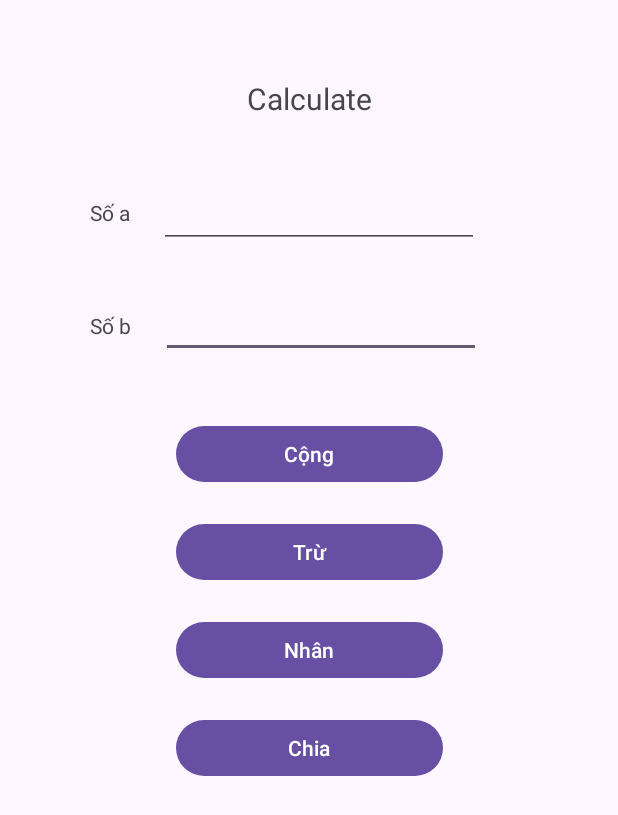
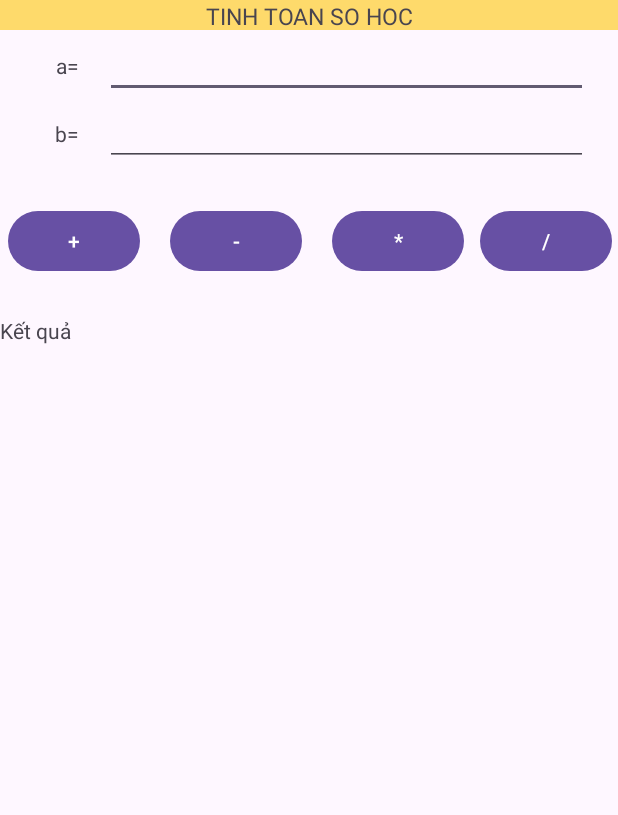
Before and after one commit to HTKNgan007/64131410_MobieApps, an Android app: the screen it shows after launch (MainActivity), on a phone screen of 412 x 824 dp. Shown: the top 815 px of the screen. Run offline under Robolectric (Android 15) with nearby library versions, the phone set to English and light mode, and no system bars.

Commit message:
CAL AND BMI App

```diff
--- a/app/src/main/res/layout/activity_main.xml
+++ b/app/src/main/res/layout/activity_main.xml
@@ -1,115 +1,123 @@
 <?xml version="1.0" encoding="utf-8"?>
-<androidx.constraintlayout.widget.ConstraintLayout xmlns:android="http://schemas.android.com/apk/res/android"
+<LinearLayout xmlns:android="http://schemas.android.com/apk/res/android"
     xmlns:app="http://schemas.android.com/apk/res-auto"
     xmlns:tools="http://schemas.android.com/tools"
-    android:id="@+id/main"
     android:layout_width="match_parent"
     android:layout_height="match_parent"
-    tools:context=".MainActivity">
+    android:id="@+id/main"
+    android:orientation="vertical">
+    <!--    dong1-->
+    <TextView
+        android:layout_width="match_parent"
+        android:layout_height="20dp"
+        android:text="TINH TOAN SO HOC"
+        android:background="#aaffcc22"
+        android:gravity="center"
+        android:textSize="15dp" />
+    <!--    dong2 -->
+    <LinearLayout
+        android:layout_width="match_parent"
+        android:layout_height="wrap_content"
+        android:orientation="horizontal">
+        <TextView
+            android:layout_marginLeft="20dp"
+            android:id="@+id/textView4"
+            android:layout_width="50dp"
+            android:layout_height="20dp"
+            android:gravity="center"
+            android:text="a=" />
 
         <EditText
-        android:id="@+id/edtNumber2"
-        android:layout_width="wrap_content"
+            android:id="@+id/edtA"
+            android:layout_width="match_parent"
             android:layout_height="wrap_content"
-        android:layout_marginStart="12dp"
-        android:layout_marginTop="28dp"
-        android:layout_marginEnd="87dp"
             android:ems="10"
-        android:inputType="number"
-        app:layout_constraintEnd_toEndOf="parent"
-        app:layout_constraintHorizontal_bias="0.642"
-        app:layout_constraintStart_toEndOf="@+id/textView2"
-        app:layout_constraintTop_toBottomOf="@+id/edtNumber1" />
+            android:layout_marginRight="20dp"
+            android:inputType="number" />
+    </LinearLayout>
+    <!--    dong3 -->
+    <LinearLayout
+        android:layout_width="match_parent"
+        android:layout_height="wrap_content"
+        android:orientation="horizontal">
+        <TextView
+            android:layout_marginLeft="20dp"
+            android:id="@+id/textView5"
+            android:layout_width="50dp"
+            android:layout_height="20dp"
+            android:gravity="center"
+            android:text="b=" />
 
-    <Button
-        android:id="@+id/btnTru"
-        android:layout_width="178dp"
-        android:layout_height="45dp"
-        android:layout_marginTop="20dp"
-        android:onClick="hieu"
-        android:text="Trừ"
-        app:layout_constraintEnd_toEndOf="parent"
-        app:layout_constraintStart_toStartOf="parent"
-        app:layout_constraintTop_toBottomOf="@+id/btnCong" />
+        <EditText
+            android:id="@+id/edtB"
+            android:layout_width="match_parent"
+            android:layout_height="wrap_content"
+            android:ems="10"
+            android:layout_marginRight="20dp"
+            android:inputType="number" />
+    </LinearLayout>
+    <androidx.constraintlayout.widget.ConstraintLayout
+        android:layout_width="match_parent"
+        android:layout_height="100dp">
+
 
         <Button
             android:id="@+id/btnCong"
-        android:layout_width="178dp"
-        android:layout_height="45dp"
-        android:layout_marginTop="280dp"
-        android:onClick="cong"
-        android:text="Cộng"
-        app:layout_constraintEnd_toEndOf="parent"
-        app:layout_constraintHorizontal_bias="0.502"
+            android:layout_width="wrap_content"
+            android:layout_height="wrap_content"
+            android:layout_marginStart="5dp"
+            android:onClick="Xuly_Cong"
+            android:text="+"
+            app:layout_constraintBottom_toBottomOf="parent"
             app:layout_constraintStart_toStartOf="parent"
             app:layout_constraintTop_toTopOf="parent" />
 
         <Button
-        android:id="@+id/btnChia"
-        android:layout_width="178dp"
-        android:layout_height="45dp"
-        android:layout_marginTop="20dp"
-        android:onClick="chia"
-        android:text="Chia"
-        app:layout_constraintEnd_toEndOf="parent"
-        app:layout_constraintHorizontal_bias="0.501"
-        app:layout_constraintStart_toStartOf="parent"
-        app:layout_constraintTop_toBottomOf="@+id/btnNhan" />
-
-    <TextView
-        android:id="@+id/textView2"
+            android:id="@+id/btnTru"
             android:layout_width="wrap_content"
             android:layout_height="wrap_content"
-        android:layout_marginStart="60dp"
-        android:layout_marginTop="56dp"
-        android:text="Số b"
-        app:layout_constraintStart_toStartOf="parent"
-        app:layout_constraintTop_toBottomOf="@+id/textView" />
-
-    <TextView
-        android:id="@+id/textView"
-        android:layout_width="wrap_content"
-        android:layout_height="wrap_content"
-        android:layout_marginStart="60dp"
-        android:layout_marginTop="132dp"
-        android:text="Số a"
-        app:layout_constraintStart_toStartOf="parent"
+            android:layout_marginStart="20dp"
+            android:text="-"
+            app:layout_constraintBottom_toBottomOf="parent"
+            app:layout_constraintStart_toEndOf="@+id/btnCong"
             app:layout_constraintTop_toTopOf="parent" />
 
         <Button
             android:id="@+id/btnNhan"
-        android:layout_width="178dp"
-        android:layout_height="45dp"
-        android:layout_marginTop="20dp"
-        android:onClick="nhan"
-        android:text="Nhân"
-        app:layout_constraintEnd_toEndOf="parent"
-        app:layout_constraintStart_toStartOf="parent"
-        app:layout_constraintTop_toBottomOf="@+id/btnTru" />
-
-    <EditText
-        android:id="@+id/edtNumber1"
             android:layout_width="wrap_content"
             android:layout_height="wrap_content"
-        android:layout_marginStart="12dp"
-        android:layout_marginTop="120dp"
-        android:layout_marginEnd="87dp"
-        android:ems="10"
-        android:inputType="number"
-        app:layout_constraintEnd_toEndOf="parent"
-        app:layout_constraintHorizontal_bias="0.6"
-        app:layout_constraintStart_toEndOf="@+id/textView"
+            android:layout_marginStart="20dp"
+            android:onClick="Xuly_Nhan"
+            android:text="*"
+            app:layout_constraintBottom_toBottomOf="parent"
+            app:layout_constraintStart_toEndOf="@+id/btnTru"
             app:layout_constraintTop_toTopOf="parent" />
 
+        <Button
+            android:id="@+id/btnChia"
+            android:layout_width="wrap_content"
+            android:layout_height="wrap_content"
+            android:layout_marginStart="20dp"
+            android:layout_marginEnd="5dp"
+            android:onClick="Xuly_Chia"
+            android:text="/"
+            app:layout_constraintBottom_toBottomOf="parent"
+            app:layout_constraintEnd_toEndOf="parent"
+            app:layout_constraintHorizontal_bias="0.875"
+            app:layout_constraintStart_toEndOf="@+id/btnNhan"
+            app:layout_constraintTop_toTopOf="parent" />
+    </androidx.constraintlayout.widget.ConstraintLayout>
+
     <TextView
-        android:id="@+id/textView3"
-        android:layout_width="wrap_content"
-        android:layout_height="33dp"
-        android:layout_marginTop="52dp"
-        android:layout_marginEnd="164dp"
-        android:text="Calculate"
-        android:textSize="20sp"
-        app:layout_constraintEnd_toEndOf="parent"
-        app:layout_constraintTop_toTopOf="parent" />
+        android:id="@+id/textView6"
+        android:layout_width="match_parent"
+        android:layout_height="wrap_content"
+        android:text="Kết quả" />
 
-</androidx.constraintlayout.widget.ConstraintLayout>
+    <TextView
+        android:id="@+id/tvKetQua"
+        android:layout_width="match_parent"
+        android:layout_height="83dp"
+        android:gravity="center" />
+
+</LinearLayout>
--- a/app/src/main/res/values/strings.xml
+++ b/app/src/main/res/values/strings.xml
@@ -1,3 +1,4 @@
 <resources>
     <string name="app_name">ViDu1</string>
+    <string name="title_activity_bmi">BmiActivity</string>
 </resources>
--- a/build.gradle.kts
+++ b/build.gradle.kts
@@ -1,4 +1,5 @@
 // Top-level build file where you can add configuration options common to all sub-projects/modules.
 plugins {
     alias(libs.plugins.android.application) apply false
+    alias(libs.plugins.kotlin.android) apply false
 }
```
Also changed, not shown: app/build.gradle.kts (+29 -0 lines), app/src/main/AndroidManifest.xml (+8 -3 lines), app/src/main/java/com/example/vidu1/MainActivity.java (+129 -64 lines), app/src/main/java/com/example/vidu2/BmiActivity.java (added, +74 -0 lines), app/src/main/res/layout/activity_bmi.xml (added, +55 -0 lines), gradle/libs.versions.toml (+15 -0 lines), 1 other file. Lines whose indentation alone changed are shown as unchanged.
